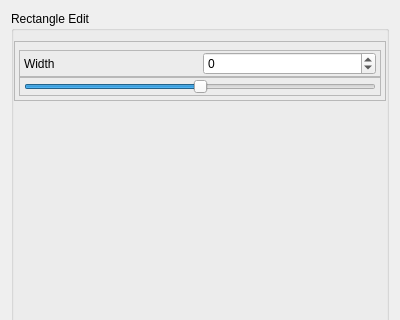
The window that advancedtab.ui (Argasio/marionettaPlus) describes before a commit, drawn with Qt 5; both pictures show x 0 to 400 and y 0 to 320 of the 400 by 655 pixel window.
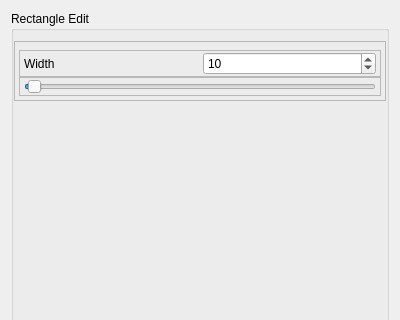
The same window after the commit.

```diff
--- a/advancedtab.ui
+++ b/advancedtab.ui
@@ -137,10 +137,13 @@
               <item>
                <widget class="QSpinBox" name="rectWidthSpinbox">
                 <property name="minimum">
-                 <number>-100</number>
+                 <number>0</number>
                 </property>
                 <property name="maximum">
-                 <number>100</number>
+                 <number>1000</number>
+                </property>
+                <property name="value">
+                 <number>10</number>
                 </property>
                </widget>
               </item>
@@ -183,10 +186,13 @@
               <item>
                <widget class="QSlider" name="rectWidthSlider">
                 <property name="minimum">
-                 <number>-100</number>
+                 <number>0</number>
                 </property>
                 <property name="maximum">
-                 <number>100</number>
+                 <number>1000</number>
+                </property>
+                <property name="value">
+                 <number>10</number>
                 </property>
                 <property name="orientation">
                  <enum>Qt::Horizontal</enum>
```
